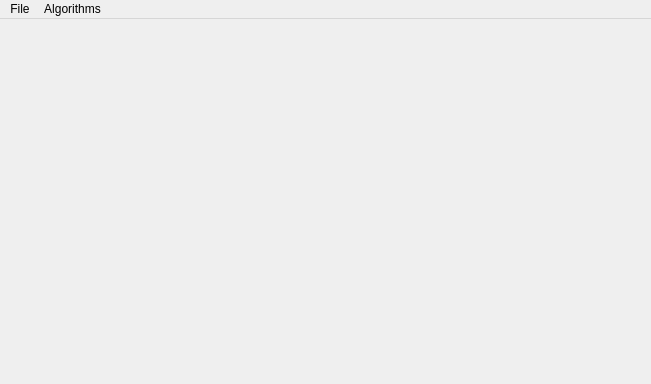
This is mainwindow.ui in mt0982/QVideoProcessing as Qt 5 draws it before an edit. The edited form follows.
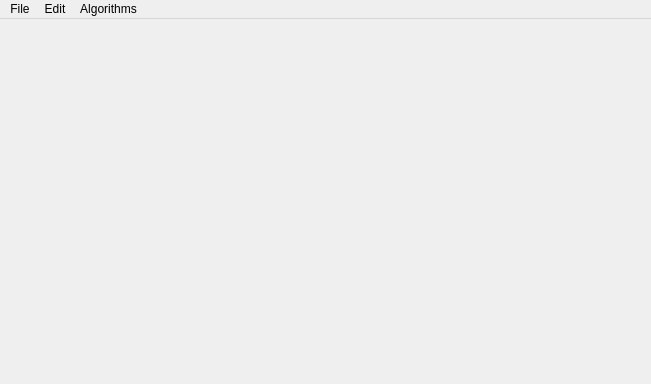
This is the edited form.

Commit message: aspect ratio finished

```diff
--- a/mainwindow.ui
+++ b/mainwindow.ui
@@ -14,15 +14,19 @@
    <string>MainWindow</string>
   </property>
   <widget class="QWidget" name="centralWidget">
-   <layout class="QGridLayout" name="gridLayout">
-    <item row="0" column="0">
-     <widget class="QLabel" name="label">
-      <property name="text">
-       <string/>
-      </property>
-     </widget>
-    </item>
-   </layout>
+   <widget class="QLabel" name="label">
+    <property name="geometry">
+     <rect>
+      <x>9</x>
+      <y>9</y>
+      <width>511</width>
+      <height>311</height>
+     </rect>
+    </property>
+    <property name="text">
+     <string/>
+    </property>
+   </widget>
   </widget>
   <widget class="QMenuBar" name="menuBar">
    <property name="geometry">
@@ -45,7 +49,22 @@
     </property>
     <addaction name="actionDeinterlacing"/>
    </widget>
+   <widget class="QMenu" name="menuEdit">
+    <property name="title">
+     <string>Edit</string>
+    </property>
+    <widget class="QMenu" name="menuAspect_Ratio">
+     <property name="title">
+      <string>Aspect Ratio</string>
+     </property>
+     <addaction name="action4_3"/>
+     <addaction name="action16_9"/>
+     <addaction name="action24_10"/>
+    </widget>
+    <addaction name="menuAspect_Ratio"/>
+   </widget>
    <addaction name="menuFile"/>
+   <addaction name="menuEdit"/>
    <addaction name="menuAlgorithms"/>
   </widget>
   <action name="actionOpen">
```
Left out of the diff: 15 changed lines with no effect on the pictures. The commit also changes 2 other files.
